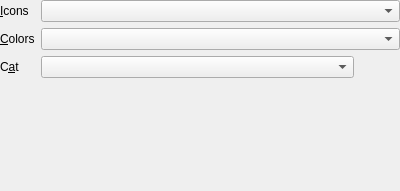
First picture: the form in launcher/ui/widgets/ThemeCustomizationWidget.ui, repository PrismLauncher/PrismLauncher, before the edit.
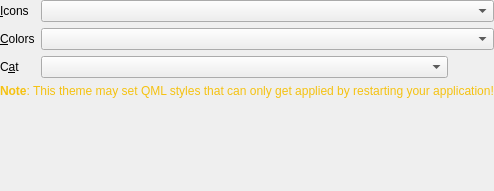
Second picture: the form after the edit. Icons and pictures are not drawn.

```diff
--- a/launcher/ui/widgets/ThemeCustomizationWidget.ui
+++ b/launcher/ui/widgets/ThemeCustomizationWidget.ui
@@ -125,6 +125,16 @@
      </item>
     </layout>
    </item>
+   <item row="3" column="0" colspan="2">
+    <widget class="QLabel" name="needsRestartLabel">
+     <property name="visible">
+      <bool>false</bool>
+     </property>
+     <property name="text">
+         <string>&lt;html&gt;&lt;head/&gt;&lt;body&gt;&lt;p&gt;&lt;span style=&quot; font-weight:600; color:#f5c211;&quot;&gt;Note&lt;/span&gt;&lt;span style=&quot; color:#f5c211;&quot;&gt;: This theme may set QML styles that can only get applied by restarting your application!&lt;/span&gt;&lt;/p&gt;&lt;/body&gt;&lt;/html&gt;</string>
+     </property>
+    </widget>
+   </item>
   </layout>
  </widget>
  <resources/>
```
